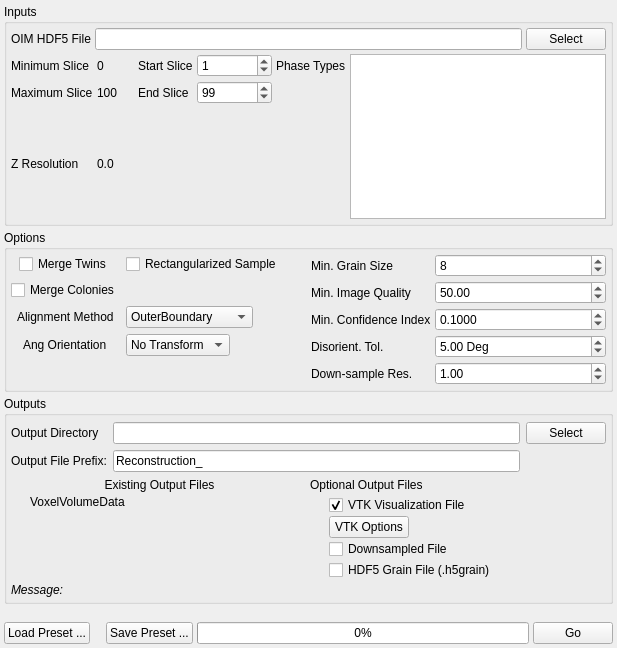
Before: the Qt Designer form Source/UIPlugins/Reconstruction/ReconstructionWidget.ui in BlueQuartzSoftware/DREAM3D, drawn with Qt 5.
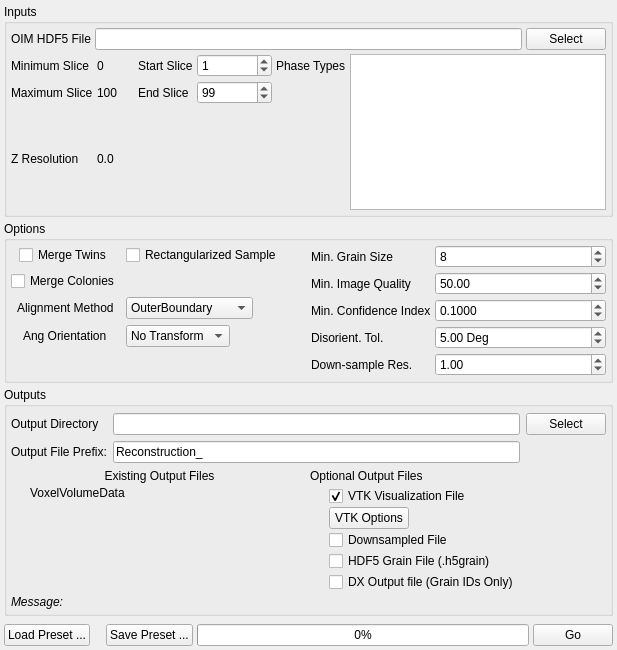
After: the same form once the commit is applied. Icons and pictures are not drawn. Custom widgets are drawn as their Qt base class.

Commit message: Adding a DxFile Writer for testing Surface Meshing Codes. Adding requested GUI elements for the MicroStats gui to write the VTK file. The actual file writing is NOT implemented yet. Fixing bug in new code to calculate the number of grains based on voxels and resolution in the Grain Generator Plugin. Moving duplicated code to its own method.

Patch:
```diff
--- a/Source/UIPlugins/Reconstruction/ReconstructionWidget.ui
+++ b/Source/UIPlugins/Reconstruction/ReconstructionWidget.ui
@@ -7,7 +7,7 @@
     <x>0</x>
     <y>0</y>
     <width>617</width>
-    <height>648</height>
+    <height>650</height>
    </rect>
   </property>
   <property name="sizePolicy">
@@ -608,6 +608,26 @@
             </property>
            </widget>
           </item>
+          <item row="5" column="1">
+           <widget class="QCheckBox" name="m_DxFile">
+            <property name="text">
+             <string>DX Output file (Grain IDs Only)</string>
+            </property>
+            <property name="checked">
+             <bool>false</bool>
+            </property>
+           </widget>
+          </item>
+          <item row="5" column="0">
+           <widget class="QLabel" name="m_DxFileIcon">
+            <property name="text">
+             <string/>
+            </property>
+            <property name="pixmap">
+             <pixmap resource="../../../Resources/icons/images/Icons.qrc">:/Delete-16x16.png</pixmap>
+            </property>
+           </widget>
+          </item>
          </layout>
         </item>
         <item row="2" column="0" colspan="2">
```
The commit also changes 13 other files.
